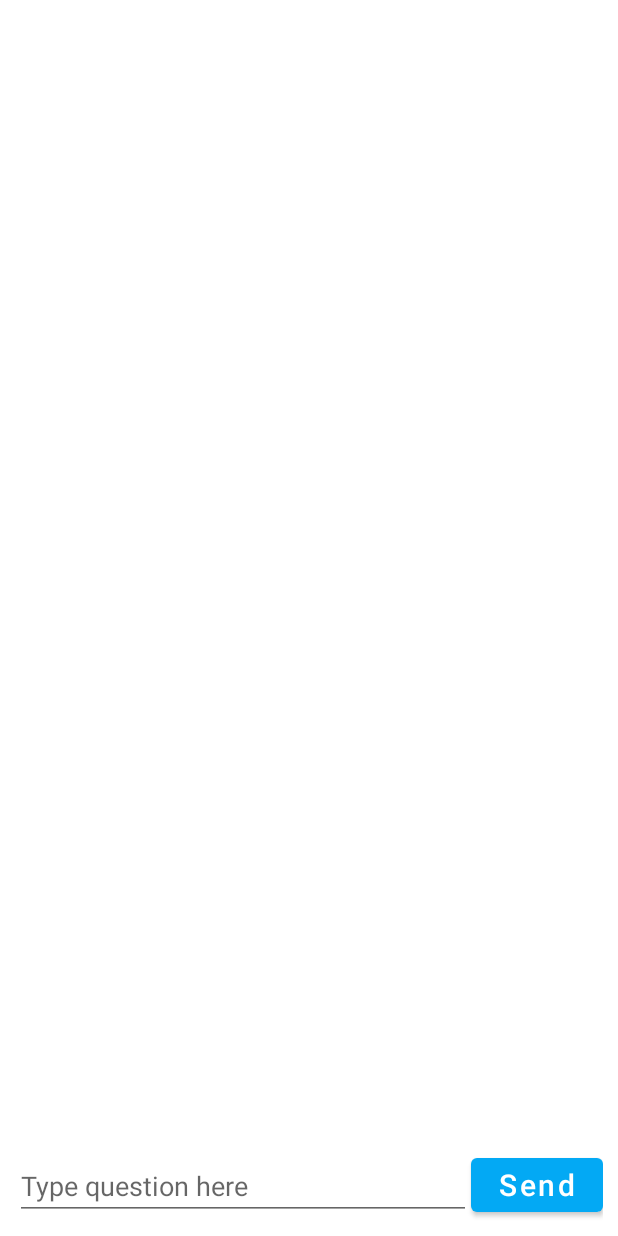
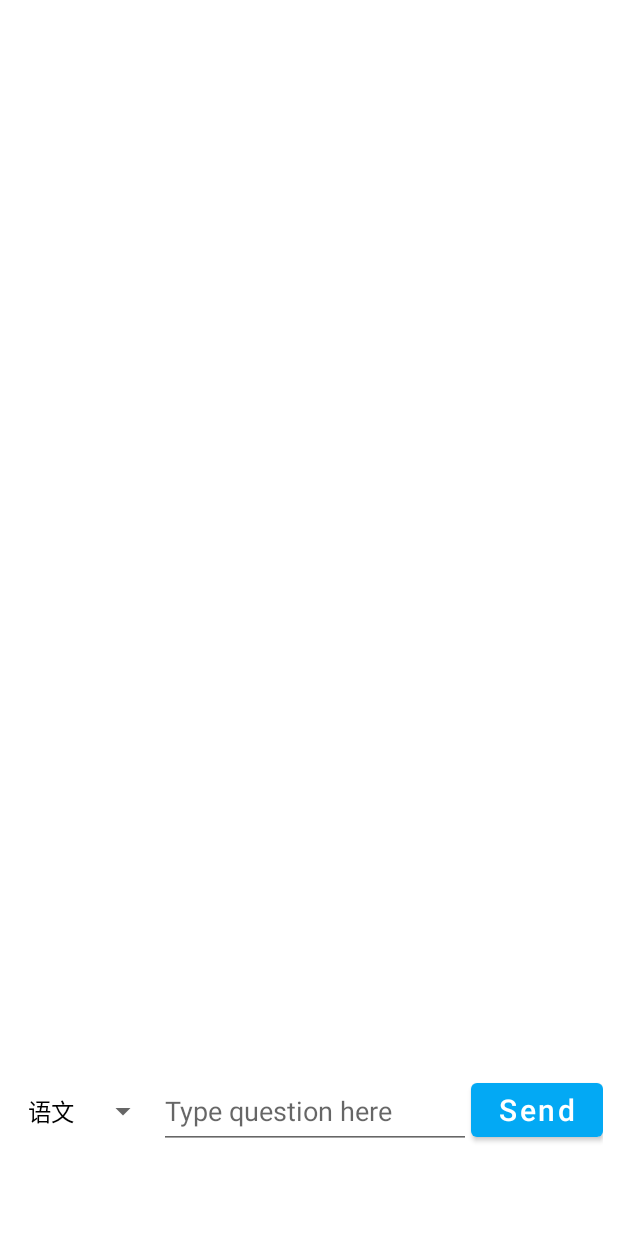
Before and after one commit to yizx-1017/EDUKG_App, an Android app: the fragment NotificationsFragment shown on its own in the app's theme, on a phone screen of 412 x 824 dp. Run offline under Robolectric (Android 15) with nearby library versions, the light colour scheme and no system bars; our stand-ins replace RxJava; Roboto replaces fonts that are not available here; 1 statement that could not run was skipped.

Commit message:
FEAT: Add question answering

```diff
--- a/GKUDE/app/src/main/java/com/example/gkude/Manager.java
+++ b/GKUDE/app/src/main/java/com/example/gkude/Manager.java
@@ -1,6 +1,7 @@
 package com.example.gkude;
 
 import android.annotation.SuppressLint;
+import android.util.Log;
 
 import androidx.annotation.NonNull;
 
@@ -66,6 +67,7 @@ public class Manager {
             if (fetch == null) {
                 fetch = new Fetch();
             }
+            System.out.println("I got here send question "+ inputQuestion);
             List<ResultBean> list = fetch.fetchInputQuestion(course, inputQuestion);
             emitter.onNext(list);
             emitter.onComplete();
--- a/GKUDE/app/src/main/java/com/example/gkude/ui/chat/NotificationsFragment.java
+++ b/GKUDE/app/src/main/java/com/example/gkude/ui/chat/NotificationsFragment.java
@@ -5,9 +5,13 @@ import android.util.Log;
 import android.view.LayoutInflater;
 import android.view.View;
 import android.view.ViewGroup;
+import android.widget.AdapterView;
+import android.widget.ArrayAdapter;
 import android.widget.Button;
 import android.widget.EditText;
+import android.widget.Spinner;
 import android.widget.TextView;
+import android.widget.Toast;
 
 import androidx.annotation.NonNull;
 import androidx.annotation.Nullable;
@@ -36,23 +40,67 @@ public class NotificationsFragment extends Fragment {
     private List<Message> messageList;
     private RecyclerView msgRecyclerView;
     private EditText inputQuestion;
+    private Spinner courseSpinner;
+    private String course = "chinese";
     private Button send;
     private LinearLayoutManager layoutManager;
     private MessageAdapter messageAdapter;
-    private FragmentNotificationsBinding binding;
 
     @Nullable
     @Override
     public View onCreateView(@NonNull LayoutInflater inflater, @Nullable ViewGroup container, @Nullable Bundle savedInstanceState) {
         View root = inflater.inflate(R.layout.fragment_notifications, container, false);
         msgRecyclerView = root.findViewById(R.id.msg_recycler_view);
+        courseSpinner = root.findViewById(R.id.course_spinner);
         inputQuestion = root.findViewById(R.id.input_question);
         send = root.findViewById(R.id.send_question);
         layoutManager = new LinearLayoutManager(getActivity());
         messageAdapter = new MessageAdapter(messageList = getData());
+        ArrayAdapter<CharSequence> spinnerAdapter = ArrayAdapter.createFromResource(getActivity(), R.array.course, R.layout.support_simple_spinner_dropdown_item);
+        courseSpinner.setAdapter(spinnerAdapter);
         msgRecyclerView.setLayoutManager(layoutManager);
         msgRecyclerView.setAdapter(messageAdapter);
+        initObserver();
+        courseSpinner.setOnItemSelectedListener(new AdapterView.OnItemSelectedListener() {
+            @Override
+            public void onItemSelected(AdapterView<?> adapterView, View view, int position, long id) {
+                String courseCN = adapterView.getItemAtPosition(position).toString();
+                Toast.makeText(getContext(), "选择的学科是：" + courseCN, Toast.LENGTH_SHORT).show();
+                switch (courseCN){
+                    case "语文":
+                        course = "chinese";
+                        break;
+                    case "数学":
+                        course = "math";
+                        break;
+                    case "英语":
+                        course = "english";
+                        break;
+                    case "物理":
+                        course = "physics";
+                        break;
+                    case "化学":
+                        course = "chemistry";
+                        break;
+                    case "生物":
+                        course = "biology";
+                        break;
+                    case "历史":
+                        course = "history";
+                        break;
+                    case "政治":
+                        course = "politics";
+                        break;
+                    case "地理":
+                        course = "geo";
+                        break;
+                }
+            }
+            @Override
+            public void onNothingSelected(AdapterView<?> adapterView) {
 
+            }
+        });
         send.setOnClickListener(view -> {
             String content = inputQuestion.getText().toString();
             if(!content.equals("")) {
@@ -60,12 +108,14 @@ public class NotificationsFragment extends Fragment {
                 messageAdapter.notifyItemInserted(messageList.size()-1);
                 msgRecyclerView.scrollToPosition(messageList.size()-1);
                 inputQuestion.setText("");//清空输入框中的内容
-                // TODO revise to complete
-                Manager.answerInputQuestion("chinese", content, observer);
+                Log.i(TAG, "send message:" + content);
+                Manager.answerInputQuestion(course, content, observer);
             }
         });
         return root;
     }
+
+
 
     @NonNull
     private List<Message> getData() {
@@ -83,7 +133,13 @@ public class NotificationsFragment extends Fragment {
             @Override
             public void onNext(@NonNull List<ResultBean> answerList) {
                 Log.e(TAG,"getAnswer");
-                String content = answerList.get(0).getValue();
+                String content;
+                if (answerList.isEmpty()) {
+                    content = "抱歉！您问的问题知识图谱无法解答呢，换个问题/学科试试吧";
+                } else {
+                    content = "知识图谱的解答是：";
+                    content += answerList.get(0).getValue();
+                }
                 messageList.add(new Message(content,Message.TYPE_RECEIVED));
                 messageAdapter.notifyItemInserted(messageList.size()-1);
                 msgRecyclerView.scrollToPosition(messageList.size()-1);
--- a/GKUDE/app/src/main/java/com/example/gkude/ui/home/EntityCollectionFragment.java
+++ b/GKUDE/app/src/main/java/com/example/gkude/ui/home/EntityCollectionFragment.java
@@ -124,8 +124,8 @@ public class EntityCollectionFragment extends Fragment implements EntityCollecti
             }
         };
         // TODO(zixuanyi): Manage.refresh_n
-        Log.e("EntityCollectionFragment", "libai got here ");
-        Manager.searchEntity(TAG, "李白", observer);
+//        Log.e("EntityCollectionFragment", "libai got here ");
+//        Manager.searchEntity(TAG, "李白", observer);
         // Get information according to the TAG
         //Manager.refresh_n(TAG, observer);
     }
--- a/GKUDE/app/src/main/java/com/example/gkude/ui/login/LoginActivity.java
+++ b/GKUDE/app/src/main/java/com/example/gkude/ui/login/LoginActivity.java
@@ -24,7 +24,9 @@ import android.widget.ProgressBar;
 import android.widget.TextView;
 import android.widget.Toast;
 
+import com.example.gkude.Fetch;
 import com.example.gkude.HomeActivity;
+import com.example.gkude.Manager;
 import com.example.gkude.R;
 import com.example.gkude.bean.EntityBean;
 import com.example.gkude.bean.RelationBean;
@@ -70,7 +72,6 @@ public class LoginActivity extends AppCompatActivity {
         SugarContext.init(this); // TODO(zhiyuxie): where to delete?
 
 //        test_create_entitybean();  //TODO(zhiyuxie): delete test
-
         setContentView(R.layout.activity_login);
         loginViewModel = new ViewModelProvider(this, new LoginViewModelFactory())
                 .get(LoginViewModel.class);
--- a/GKUDE/app/src/main/res/layout/fragment_notifications.xml
+++ b/GKUDE/app/src/main/res/layout/fragment_notifications.xml
@@ -16,18 +16,31 @@
         android:layout_width="match_parent"
         android:layout_height="wrap_content"
         android:layout_marginTop="5dp"
+        android:layout_marginBottom="50dp"
         android:orientation="horizontal">
+
+        <Spinner
+            android:id="@+id/course_spinner"
+            android:layout_width="wrap_content"
+            android:layout_height="wrap_content"
+            android:entries="@array/course"
+            android:gravity="center"
+            android:minHeight="48dp"
+            android:spinnerMode="dialog"
+            android:textAlignment="center" />
+
         <EditText
             android:id="@+id/input_question"
             android:layout_width="0dp"
             android:layout_height="wrap_content"
             android:layout_weight="1"
+            android:gravity="start"
+            android:hint="@string/type_question_here"
+            android:importantForAutofill="no"
             android:inputType="text"
-            android:importantForAutofill="no"
-            android:hint="@string/type_question_here"
-            android:textAllCaps="false"
             android:maxLines="2"
-            android:gravity="start"/>
+            android:minHeight="48dp"
+            android:textAllCaps="false" />
         <Button
             android:id="@+id/send_question"
             android:layout_width="wrap_content"
--- a/GKUDE/app/src/main/res/values/arrays.xml
+++ b/GKUDE/app/src/main/res/values/arrays.xml
@@ -11,4 +11,15 @@
         <item> sorter2 </item>
     </string-array>
 
+    <string-array name="course">
+        <item>语文</item>
+        <item>数学</item>
+        <item>英语</item>
+        <item>物理</item>
+        <item>化学</item>
+        <item>生物</item>
+        <item>历史</item>
+        <item>政治</item>
+        <item>地理</item>
+    </string-array>
 </resources>
```
Also changed, not shown: GKUDE/app/src/main/java/com/example/gkude/Fetch.java (+34 -27 lines), GKUDE/app/src/main/res/layout/item_message.xml (+12 -7 lines).
